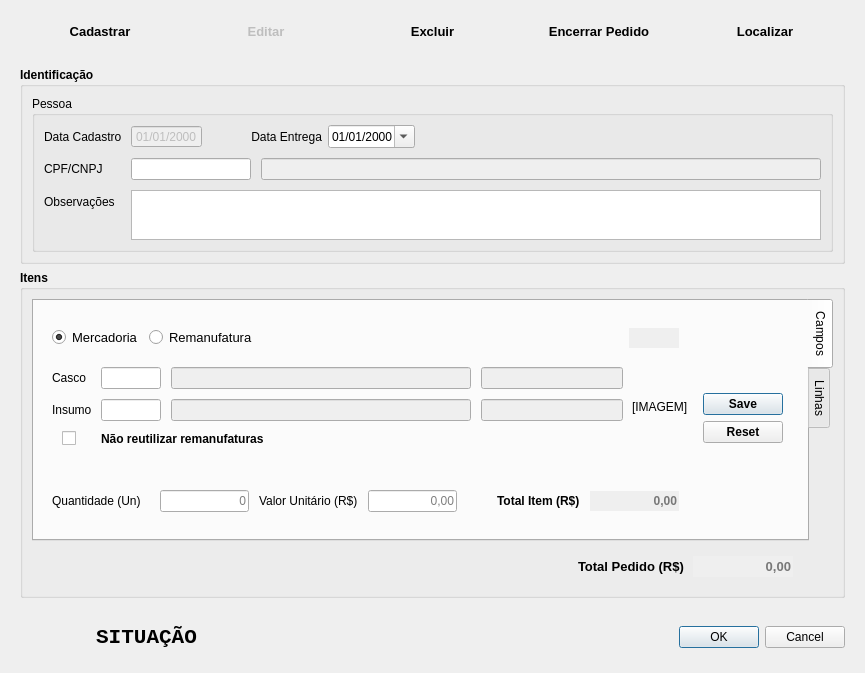
Old version of the form Resources/UI/CadastroPedido.ui in the repository Klubas/Projeto-SOAD.
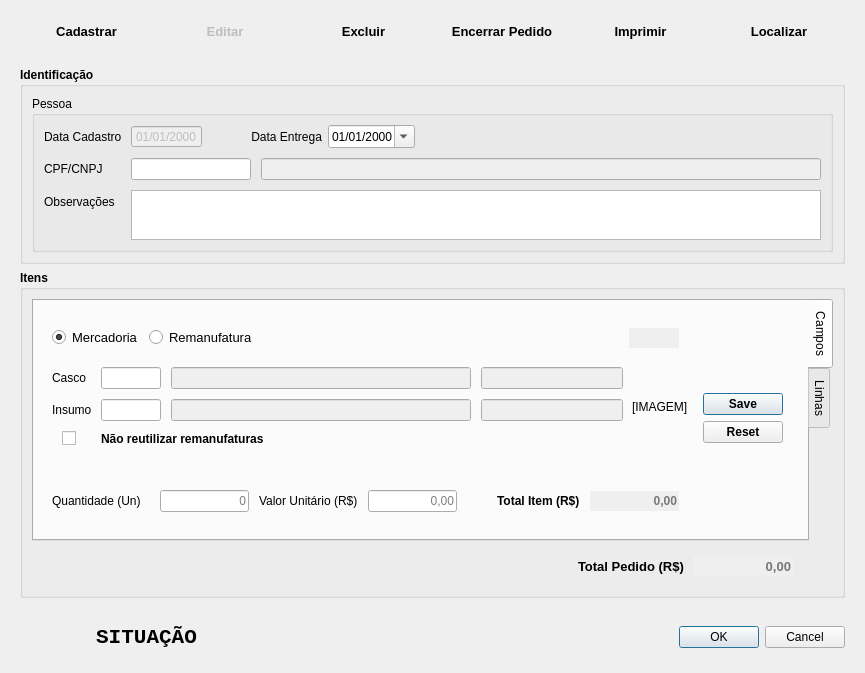
New version of the form. The open tabs and pages were chosen to show the change.

Commit message: - Inicio implementação de impressão de ficha de pedido

```diff
--- a/Resources/UI/CadastroPedido.ui
+++ b/Resources/UI/CadastroPedido.ui
@@ -166,6 +166,32 @@
           </property>
          </widget>
         </item>
+        <item>
+         <widget class="QPushButton" name="pushButton_imprimir">
+          <property name="minimumSize">
+           <size>
+            <width>0</width>
+            <height>0</height>
+           </size>
+          </property>
+          <property name="font">
+           <font>
+            <pointsize>10</pointsize>
+            <weight>75</weight>
+            <bold>true</bold>
+           </font>
+          </property>
+          <property name="autoFillBackground">
+           <bool>false</bool>
+          </property>
+          <property name="text">
+           <string>Imprimir</string>
+          </property>
+          <property name="flat">
+           <bool>true</bool>
+          </property>
+         </widget>
+        </item>
         <item>
          <widget class="QPushButton" name="pushButton_localizar">
           <property name="font">
@@ -601,7 +627,7 @@
               <enum>QTabWidget::Rounded</enum>
              </property>
              <property name="currentIndex">
-              <number>1</number>
+              <number>0</number>
              </property>
              <property name="elideMode">
               <enum>Qt::ElideNone</enum>
@@ -2344,8 +2370,27 @@
           </property>
          </widget>
         </item>
+        <item>
+         <spacer name="horizontalSpacer_6">
+          <property name="orientation">
+           <enum>Qt::Horizontal</enum>
+          </property>
+          <property name="sizeHint" stdset="0">
+           <size>
+            <width>40</width>
+            <height>20</height>
+           </size>
+          </property>
+         </spacer>
+        </item>
         <item>
          <widget class="QDialogButtonBox" name="buttonBox">
+          <property name="sizePolicy">
+           <sizepolicy hsizetype="Fixed" vsizetype="Fixed">
+            <horstretch>0</horstretch>
+            <verstretch>0</verstretch>
+           </sizepolicy>
+          </property>
           <property name="standardButtons">
            <set>QDialogButtonBox::Cancel|QDialogButtonBox::Ok</set>
           </property>
```
The commit also changes 31 other files.
